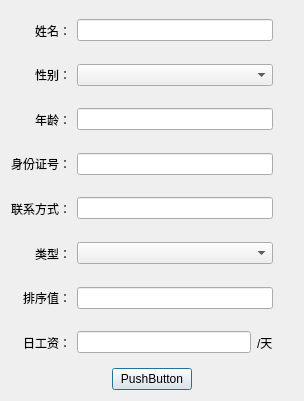
Before: the Qt Designer form PayCount_QT/CAddStaffDlg.ui in 605791556/PayAccount-QT, drawn with Qt 5.
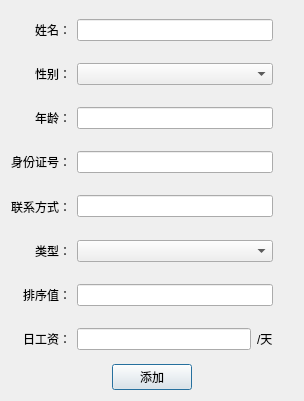
After: the same form once the commit is applied.

Diff of the .ui file:
```diff
--- a/PayCount_QT/CAddStaffDlg.ui
+++ b/PayCount_QT/CAddStaffDlg.ui
@@ -15,7 +15,7 @@
   </property>
   <layout class="QVBoxLayout" name="verticalLayout">
    <item>
-    <layout class="QGridLayout" name="gridLayout" rowstretch="0,0,0,0,0,0,0,0,0" columnstretch="0,0,0,0">
+    <layout class="QGridLayout" name="gridLayout" rowstretch="0,0,0,0,0,0,0,0" columnstretch="0,0,0">
      <item row="1" column="2">
       <spacer name="verticalSpacer_2">
        <property name="orientation">
@@ -255,7 +255,7 @@
      <item>
       <widget class="QPushButton" name="BTN_SAVE">
        <property name="text">
-        <string>PushButton</string>
+        <string>添加</string>
        </property>
       </widget>
      </item>
```
